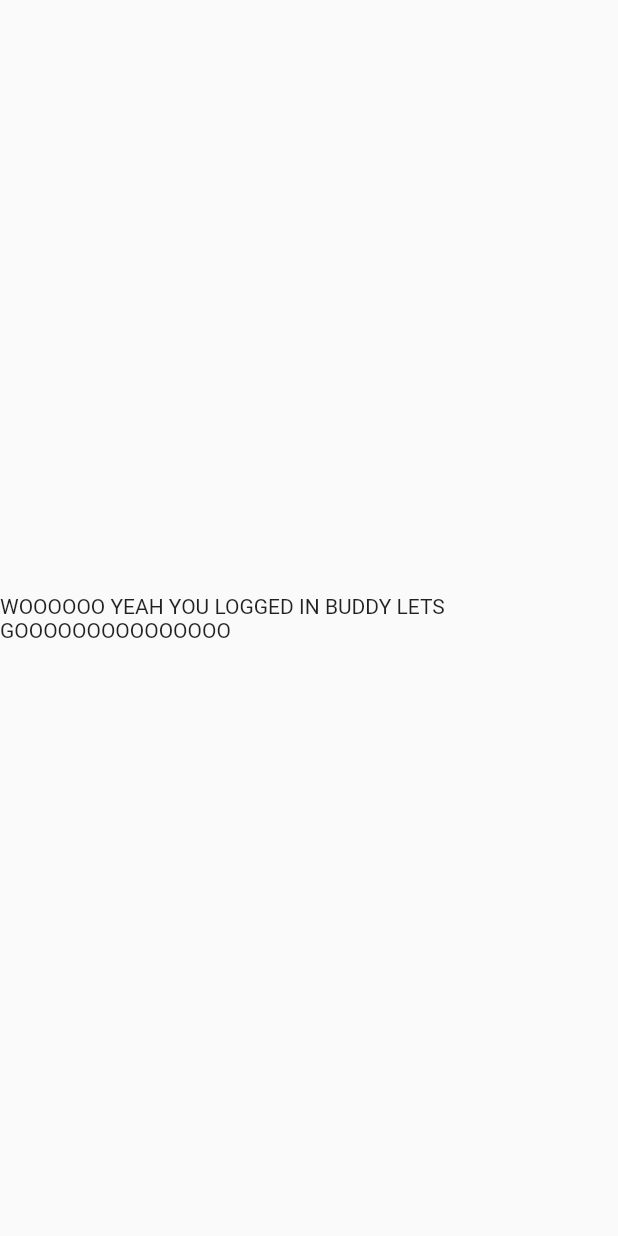
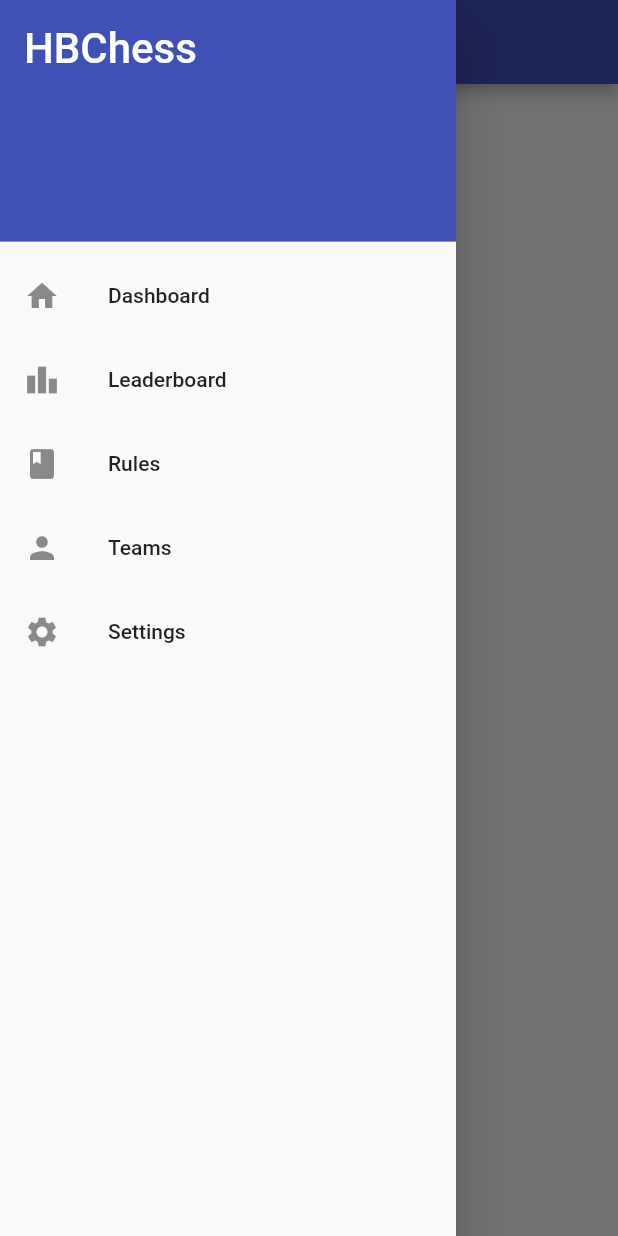
Before and after one commit to jonathandieu/hbchess-mobile, a Flutter app: the Dashboard screen opened by its route, with the side drawer open (before the commit the screen has no drawer), on a phone screen of 412 x 824 dp. Run offline on Flutter 3.47's test engine with Material 2 defaults, Android fonts, the phone set to English and light mode, and no system bars; our stand-ins replace flutter_secure_storage, jwt_decoder; accounts and stored records are empty; Roboto replaces fonts that are missing (Poppins-Regular).

Commit message:
Added navigation to dashboard and implemented logout

```diff
--- a/lib/screens/dashboard.dart
+++ b/lib/screens/dashboard.dart
@@ -10,10 +10,52 @@ class Dashboard extends StatefulWidget {
 class _DashboardState extends State<Dashboard> {
   @override
   Widget build(BuildContext context) {
-    return const Scaffold(
-      body: Center(
-        child: Text('WOOOOOO YEAH YOU LOGGED IN BUDDY LETS GOOOOOOOOOOOOOOO'),
-      ),
+    return Stack(
+      children: [
+        Scaffold(
+          appBar: AppBar(
+            title: const Text('Dashboard'),
+          ),
+          drawer: Drawer(
+            child: ListView(
+                  padding: EdgeInsets.zero,
+                  children: [
+                    const DrawerHeader(
+                      decoration: BoxDecoration(
+                        color: Colors.indigo,
+                        ),
+                      child: Text(
+                        'HBChess',
+                        style: TextStyle(
+                          fontSize: 28,
+                          color: Colors.white,
+                          fontFamily: 'Poppins-Regular',
+                        ),
+                      ),
+                    ),
+                    createDrawerTile(Icons.home, 'Dashboard', '/dashboard'),
+                    createDrawerTile(Icons.leaderboard, 'Leaderboard', '/leaderboard'),
+                    createDrawerTile(Icons.book, 'Rules', '/rules'),
+                    createDrawerTile(Icons.person, 'Teams', '/teams'),
+                    createDrawerTile(Icons.settings, 'Settings', '/settings'),
+                  ],
+            ),
+          ),
+          body: const Center(
+            child: Text('dashboard stuff here'),
+          ),
+        ),
+      ],
     );
   }
+
+    ListTile createDrawerTile(IconData icon, String title, String route) {
+    //BuildContext context
+    return ListTile(
+        leading: Icon(icon),
+        title: Text(title),
+        onTap: () {
+            Navigator.pushNamed(context, route);
+        });
+  }
 }
--- a/lib/screens/home.dart
+++ b/lib/screens/home.dart
@@ -45,12 +45,11 @@ class _MyHomePageState extends State<MyHomePage> {
                 // Need to add routing for other ListTiles
                 createDrawerTile(
                     Icons.home, 'Home', '/home'),
-                //createDrawerTile(Icons.leaderboard, 'Leaderboard'),
-                //createDrawerTile(Icons.book, 'Rules'),
+                createDrawerTile(Icons.leaderboard, 'Leaderboard', '/leaderboard'),
+                createDrawerTile(Icons.book, 'Rules', '/rules'),
                 createDrawerTile(
                     Icons.person_add_alt_outlined, 'Sign Up', '/register'),
                 createDrawerTile(Icons.login, 'Login', '/login'),
-                //createDrawerTile(Icons.settings, 'Settings'),
               ],
             ),
           ),
@@ -113,16 +112,7 @@ class _MyHomePageState extends State<MyHomePage> {
         leading: Icon(icon),
         title: Text(title),
         onTap: () {
-          //if (pageToShow == MyHomePage) {
-          //  Navigator.pop(context);
-          //} else {
-            //Navigator.push(
-            //  context,
-            //  MaterialPageRoute(builder: (context) => pageToShow),
-            //);
             Navigator.pushNamed(context, route);
-          //}
-          //Navigator.pop(context);
         });
   }
 
--- a/lib/screens/leaderboard.dart
+++ b/lib/screens/leaderboard.dart
@@ -11,10 +11,11 @@ class _LeaderboardState extends State<Leaderboard> {
   @override
   Widget build(BuildContext context) {
     return Scaffold(
-      body: Center(
-        child: Container(
-          child: Text('This is a leaderboard'),
-        ),
+      appBar: AppBar(
+        title: const Text("Leaderboard"),
+      ),
+      body: const Center(
+        child: Text('This is a leaderboard'),
       ),
     );
   }
```
